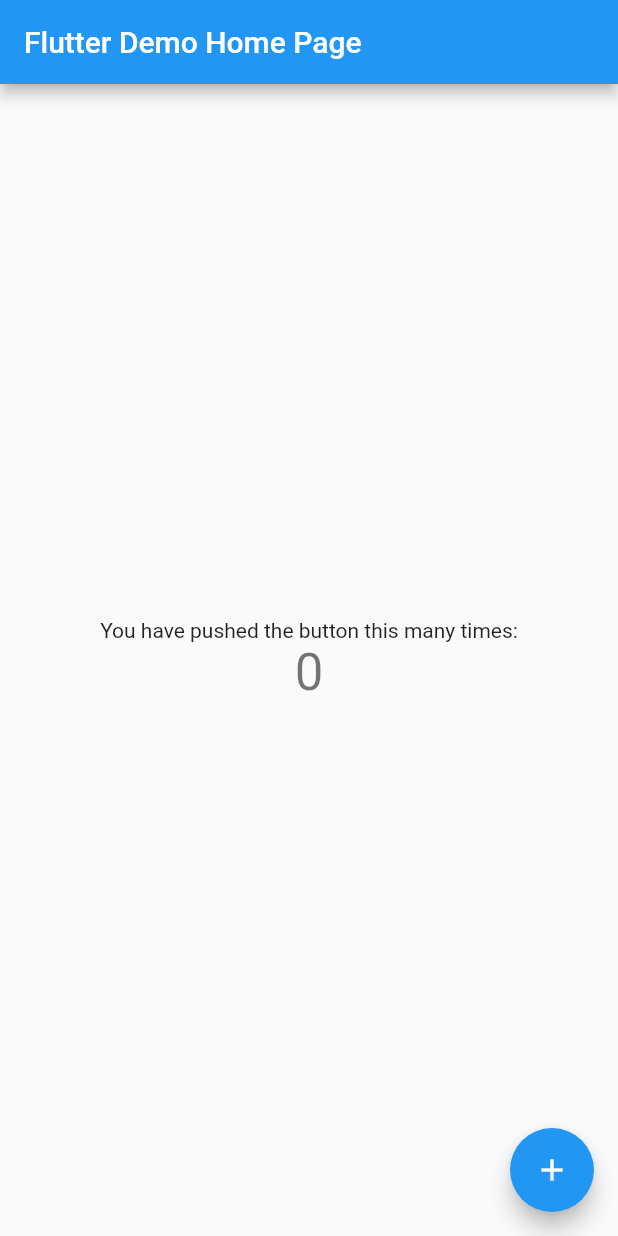
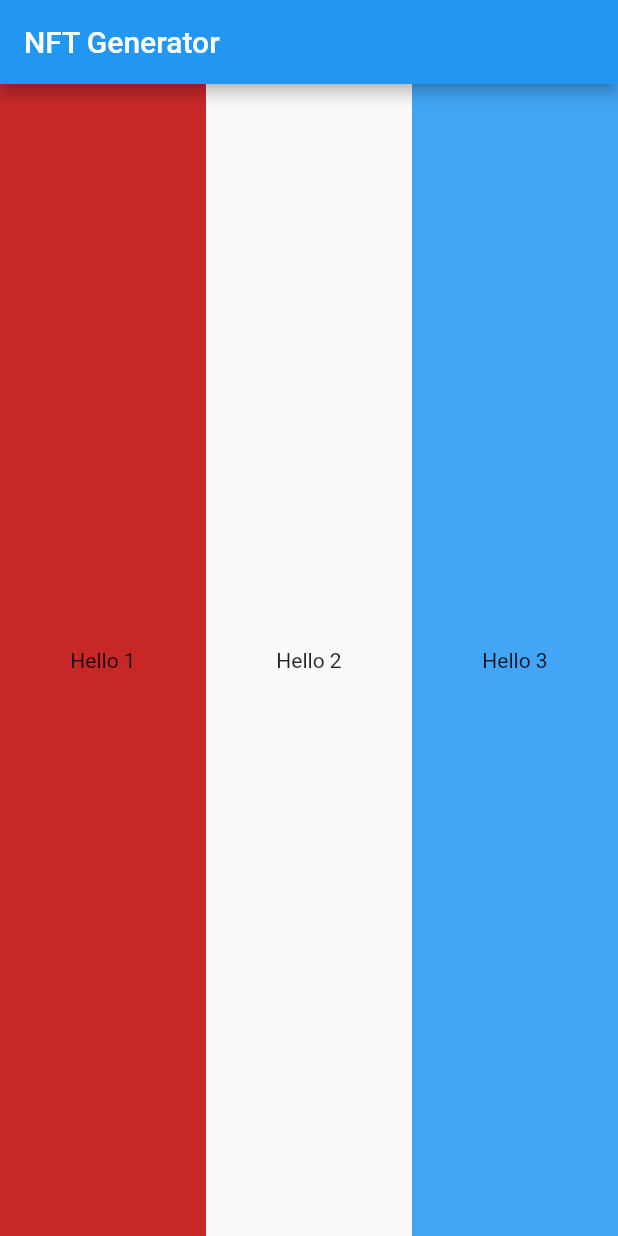
Before and after one commit to Syakiran407/nft_generator, a Flutter app: the screen it shows after launch, on a phone screen of 412 x 824 dp. Run offline on Flutter 3.47's test engine with Material 2 defaults, Android fonts, the phone set to English and light mode, and no system bars.

Commit message:
Created the backbone

```diff
--- a/lib/main.dart
+++ b/lib/main.dart
@@ -1,115 +1,60 @@
 import 'package:flutter/material.dart';
 
 void main() {
-  runApp(const MyApp());
+  runApp(const Home());
 }
 
-class MyApp extends StatelessWidget {
-  const MyApp({Key? key}) : super(key: key);
+class Home extends StatelessWidget {
+  const Home({Key? key}) : super(key: key);
 
-  // This widget is the root of your application.
   @override
   Widget build(BuildContext context) {
     return MaterialApp(
-      title: 'Flutter Demo',
-      theme: ThemeData(
-        // This is the theme of your application.
-        //
-        // Try running your application with "flutter run". You'll see the
-        // application has a blue toolbar. Then, without quitting the app, try
-        // changing the primarySwatch below to Colors.green and then invoke
-        // "hot reload" (press "r" in the console where you ran "flutter run",
-        // or simply save your changes to "hot reload" in a Flutter IDE).
-        // Notice that the counter didn't reset back to zero; the application
-        // is not restarted.
-        primarySwatch: Colors.blue,
+      home: Scaffold(
+        appBar: AppBar(
+          title: const Text("NFT Generator"),
+        ),
+        body: const Body(),
       ),
-      home: const MyHomePage(title: 'Flutter Demo Home Page'),
     );
   }
 }
 
-class MyHomePage extends StatefulWidget {
-  const MyHomePage({Key? key, required this.title}) : super(key: key);
-
-  // This widget is the home page of your application. It is stateful, meaning
-  // that it has a State object (defined below) that contains fields that affect
-  // how it looks.
-
-  // This class is the configuration for the state. It holds the values (in this
-  // case the title) provided by the parent (in this case the App widget) and
-  // used by the build method of the State. Fields in a Widget subclass are
-  // always marked "final".
-
-  final String title;
+class Body extends StatefulWidget {
+  const Body({Key? key}) : super(key: key);
 
   @override
-  State<MyHomePage> createState() => _MyHomePageState();
+  _BodyState createState() => _BodyState();
+
 }
 
-class _MyHomePageState extends State<MyHomePage> {
-  int _counter = 0;
-
-  void _incrementCounter() {
-    setState(() {
-      // This call to setState tells the Flutter framework that something has
-      // changed in this State, which causes it to rerun the build method below
-      // so that the display can reflect the updated values. If we changed
-      // _counter without calling setState(), then the build method would not be
-      // called again, and so nothing would appear to happen.
-      _counter++;
-    });
-  }
-
+class _BodyState extends State<Body> {
   @override
   Widget build(BuildContext context) {
-    // This method is rerun every time setState is called, for instance as done
-    // by the _incrementCounter method above.
-    //
-    // The Flutter framework has been optimized to make rerunning build methods
-    // fast, so that you can just rebuild anything that needs updating rather
-    // than having to individually change instances of widgets.
-    return Scaffold(
-      appBar: AppBar(
-        // Here we take the value from the MyHomePage object that was created by
-        // the App.build method, and use it to set our appbar title.
-        title: Text(widget.title),
-      ),
-      body: Center(
-        // Center is a layout widget. It takes a single child and positions it
-        // in the middle of the parent.
-        child: Column(
-          // Column is also a layout widget. It takes a list of children and
-          // arranges them vertically. By default, it sizes itself to fit its
-          // children horizontally, and tries to be as tall as its parent.
-          //
-          // Invoke "debug painting" (press "p" in the console, choose the
-          // "Toggle Debug Paint" action from the Flutter Inspector in Android
-          // Studio, or the "Toggle Debug Paint" command in Visual Studio Code)
-          // to see the wireframe for each widget.
-          //
-          // Column has various properties to control how it sizes itself and
-          // how it positions its children. Here we use mainAxisAlignment to
-          // center the children vertically; the main axis here is the vertical
-          // axis because Columns are vertical (the cross axis would be
-          // horizontal).
-          mainAxisAlignment: MainAxisAlignment.center,
-          children: <Widget>[
-            const Text(
-              'You have pushed the button this many times:',
-            ),
-            Text(
-              '$_counter',
-              style: Theme.of(context).textTheme.headline4,
-            ),
-          ],
+    var size = MediaQuery.of(context).size;
+    var height = AppBar().preferredSize.height;
+    var newAspectRatio = size.width / (size.height - height);
+
+    return GridView.count(
+      crossAxisCount: 3,
+      childAspectRatio: newAspectRatio / 3,
+      children: [
+        Container(
+          child: const Center(
+            child: Text("Hello 1"),
+          ),
+          color: Colors.red[800],
         ),
-      ),
-      floatingActionButton: FloatingActionButton(
-        onPressed: _incrementCounter,
-        tooltip: 'Increment',
-        child: const Icon(Icons.add),
-      ), // This trailing comma makes auto-formatting nicer for build methods.
+        const Center(
+          child: Text("Hello 2"),
+        ),
+        Container(
+          child: const Center(
+            child: Text("Hello 3"),
+          ),
+          color: Colors.blue[400],
+        ),
+      ],
     );
   }
 }
```
